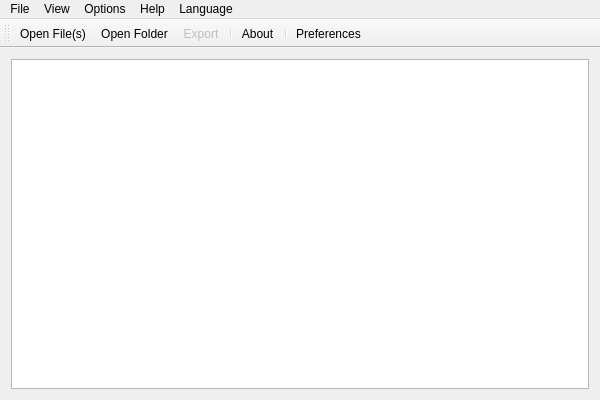
MediaArea/MediaInfo, file Source/GUI/Qt/mainwindow.ui: the form before one commit.
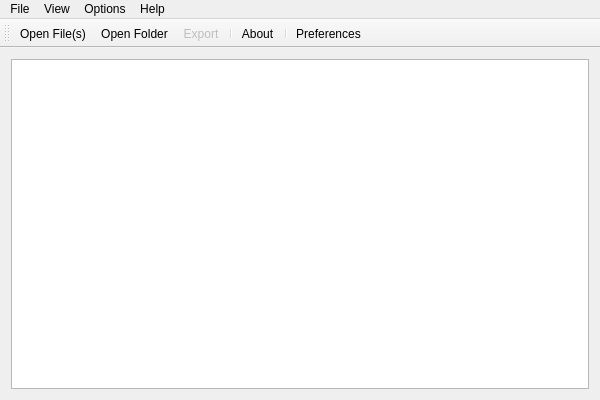
The form after the commit. Icons and pictures are not drawn.

Diff of the .ui file:
```diff
--- a/Source/GUI/Qt/mainwindow.ui
+++ b/Source/GUI/Qt/mainwindow.ui
@@ -77,13 +77,6 @@
     <addaction name="actionAdapt_columns_to_content"/>
     <addaction name="actionAdvanced_Mode"/>
    </widget>
-   <widget class="QMenu" name="menuLanguage">
-    <property name="title">
-     <string>Language</string>
-    </property>
-    <addaction name="actionEnglish"/>
-    <addaction name="actionFran_ais"/>
-   </widget>
    <widget class="QMenu" name="menuFile">
     <property name="title">
      <string>File</string>
@@ -98,7 +91,6 @@
    <addaction name="menuView"/>
    <addaction name="menuOptions"/>
    <addaction name="menuHelp"/>
-   <addaction name="menuLanguage"/>
   </widget>
   <widget class="QToolBar" name="toolBar">
    <property name="enabled">
```
